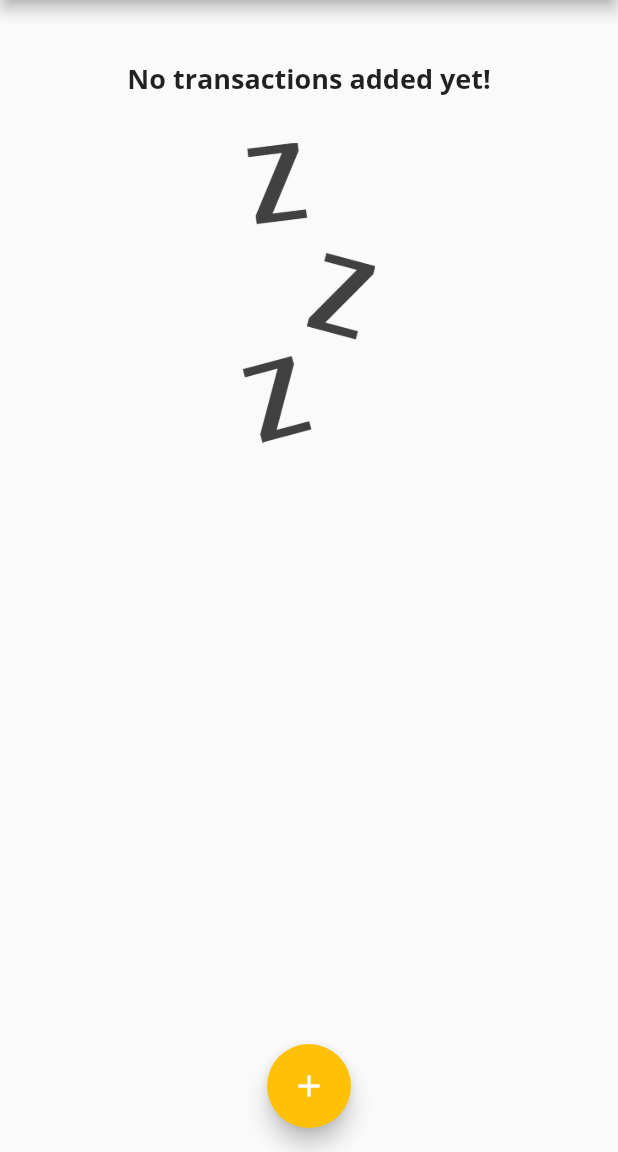
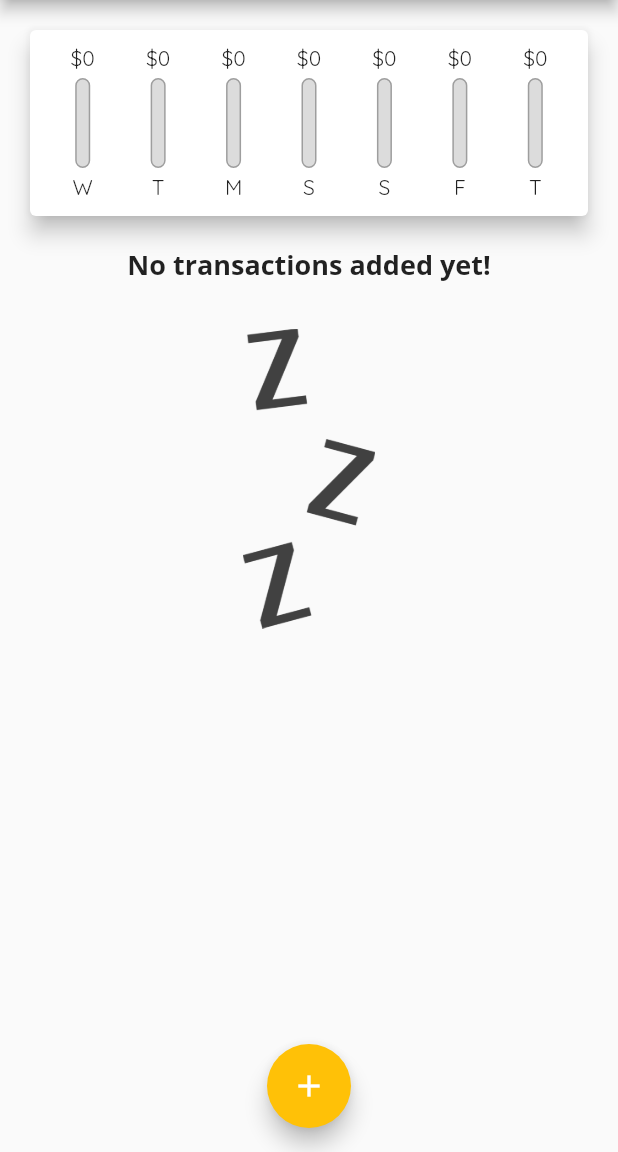
Before and after one commit to WladimirOSZ/expenses_app, a Flutter app: the screen it shows after launch, on a phone screen of 412 x 824 dp, the part 84-1236 px from its top. Run offline on Flutter 3.47's test engine with Material 2 defaults, Android fonts, the phone set to English and light mode, and no system bars.

Commit message:
adicionando gráficos

```diff
--- a/lib/widgets/chart.dart
+++ b/lib/widgets/chart.dart
@@ -1,6 +1,7 @@
 import '../models/transaction.dart';
 import 'package:intl/intl.dart';
 import 'package:flutter/material.dart';
+import './chart_bar.dart';
 
 class Chart extends StatelessWidget {
   final List<Transaction> recentTransactions;
@@ -25,21 +26,40 @@ class Chart extends StatelessWidget {
       print(totalSum);
 
       return {
-        'day': DateFormat.E().format(weekDay),
+        'day': DateFormat.E().format(weekDay).substring(0, 1),
         'amount': totalSum,
       };
     });
   }
 
+  double get totalSpending {
+    return groupedTransactionsValues.fold(0.0, (sum, item) {
+      return sum + (item['amount'] as double);
+    });
+  }
+
   @override
   Widget build(BuildContext context) {
-    print(groupedTransactionsValues);
-    print('teste');
     return Card(
       elevation: 6,
       margin: EdgeInsets.all(20),
-      child: Row(
-        children: [],
+      child: Padding(
+        padding: EdgeInsets.all(10),
+        child: Row(
+            mainAxisAlignment: MainAxisAlignment.spaceAround,
+            children: groupedTransactionsValues.map((data) {
+              return Flexible(
+                flex: 1,
+                fit: FlexFit.tight,
+                child: ChartBar(
+                  label: data['day'] as String,
+                  spendingAmount: data['amount'] as double,
+                  spendingPctOfTotal: totalSpending == 0.0
+                      ? 0.0
+                      : (data['amount'] as double) / totalSpending,
+                ),
+              );
+            }).toList()),
       ),
     );
   }
--- /dev/null
+++ b/lib/widgets/chart_bar.dart
@@ -0,0 +1,56 @@
+import 'package:flutter/material.dart';
+
+class ChartBar extends StatelessWidget {
+  final String label;
+  final double spendingAmount;
+  final double spendingPctOfTotal;
+
+  const ChartBar(
+      {Key? key,
+      required this.label,
+      required this.spendingAmount,
+      required this.spendingPctOfTotal})
+      : super(key: key);
+
+  @override
+  Widget build(BuildContext context) {
+    return Column(
+      children: [
+        FittedBox(
+          child: Text('\$${spendingAmount.toStringAsFixed(0)}'),
+        ),
+        SizedBox(
+          height: 4,
+        ),
+        Container(
+          height: 60,
+          width: 10,
+          child: Stack(
+            children: [
+              Container(
+                decoration: BoxDecoration(
+                  border: Border.all(color: Colors.grey, width: 1),
+                  color: Color.fromRGBO(220, 220, 220, 1),
+                  borderRadius: BorderRadius.circular(10),
+                ),
+              ),
+              FractionallySizedBox(
+                heightFactor: spendingPctOfTotal,
+                child: Container(
+                  decoration: BoxDecoration(
+                    color: Theme.of(context).primaryColor,
+                    borderRadius: BorderRadius.circular(10),
+                  ),
+                ),
+              )
+            ],
+          ),
+        ),
+        SizedBox(
+          height: 4,
+        ),
+        Text(label)
+      ],
+    );
+  }
+}
--- a/lib/widgets/transaction_list.dart
+++ b/lib/widgets/transaction_list.dart
@@ -13,7 +13,7 @@ class TransactionList extends StatelessWidget {
   @override
   Widget build(BuildContext context) {
     return Container(
-      height: MediaQuery.of(context).size.height - 200,
+      height: MediaQuery.of(context).size.height - 300,
       child: transactions.isEmpty
           ? Column(
               children: [
@@ -21,7 +21,7 @@ class TransactionList extends StatelessWidget {
                   'No transactions added yet!',
                   style: Theme.of(context).textTheme.titleMedium,
                 ),
-                SizedBox(
+                const SizedBox(
                   height: 30,
                 ),
                 Image.asset(
```
